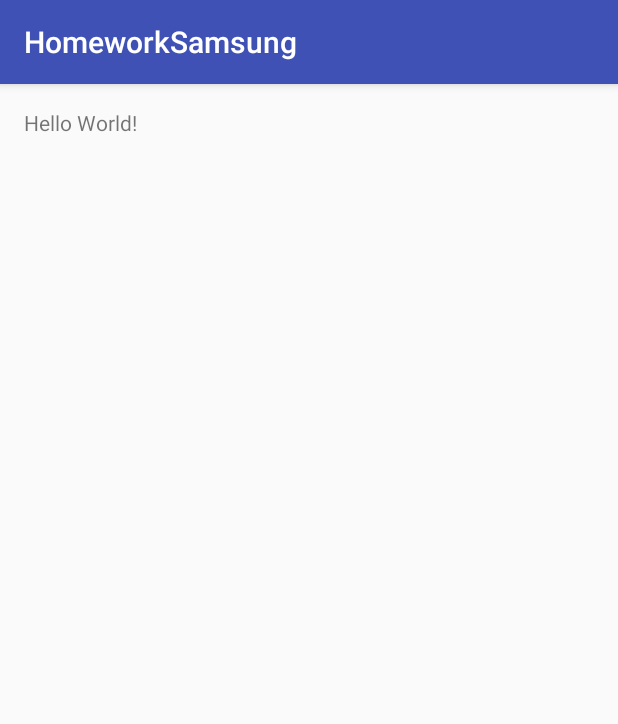
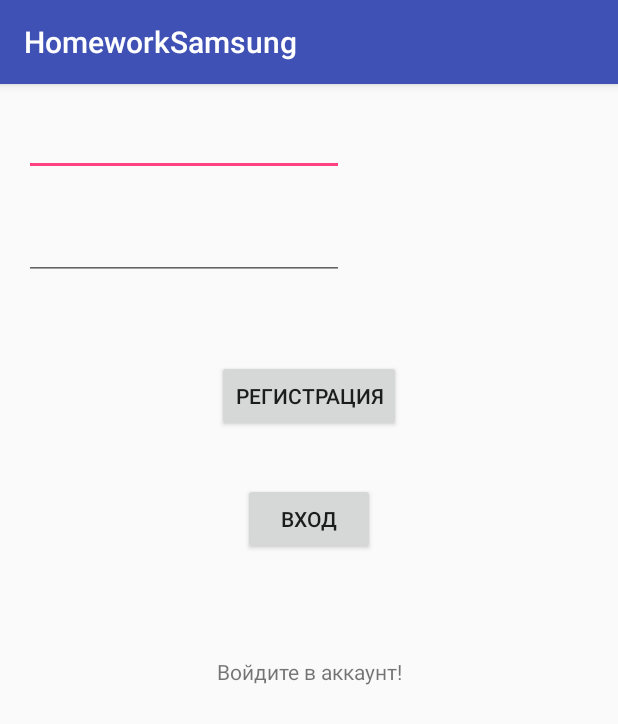
Before and after one commit to antoniten/Sterred, an Android app: the screen it shows after launch (MainActivity), on a phone screen of 412 x 824 dp. Shown: the top 724 px of the screen. Run offline under Robolectric (Android 15) with nearby library versions, the phone set to English and light mode, and no system bars.

Commit message:
дз с паролем, работает так себе, но всё-таки работает

```diff
--- a/app/src/main/java/program/homeworksamsung/MainActivity.java
+++ b/app/src/main/java/program/homeworksamsung/MainActivity.java
@@ -3,43 +3,56 @@ package program.homeworksamsung;
 import android.support.v7.app.AppCompatActivity;
 import android.os.Bundle;
 import android.util.Log;
+import android.view.View;
+import android.widget.Button;
+import android.widget.EditText;
+import android.widget.TextView;
 
-public class MainActivity extends AppCompatActivity {
+public class MainActivity extends AppCompatActivity implements View.OnClickListener {
+
+    private EditText email_edit;
+    private EditText password_edit;
+
+    private Button reg;
+    private Button log;
+
+    private TextView login;
+
+    private String email=null;
+    private String password=null;
 
     @Override
     protected void onCreate(Bundle savedInstanceState) {
         super.onCreate(savedInstanceState);
         setContentView(R.layout.activity_main);
-        Log.e("Create!", "Create!");
+
+        email_edit = (EditText) findViewById(R.id.editText);
+        password_edit = (EditText) findViewById(R.id.editText2);
+
+        login = (TextView) findViewById(R.id.textView);
+
+        reg = (Button) findViewById(R.id.button);
+        log = (Button) findViewById(R.id.button2);
+        reg.setOnClickListener(this);
+        log.setOnClickListener(this);
     }
+
     @Override
-    protected void onStart() {
-        super.onStart();
-        Log.e("Start!", "Start!");
-    }
-    @Override
-    protected void onRestart() {
-        super.onStart();
-        Log.e("Start!", "Start!");
-    }
-    @Override
-    protected void onResume() {
-        super.onStart();
-        Log.e("Resume", "Resume");
-    }
-    @Override
-    protected void onPause() {
-        super.onStart();
-        Log.e("Pause||", "Pause||");
-    }
-    @Override
-    protected void onStop() {
-        super.onStart();
-        Log.e("Stop", "Stop");
-    }
-    @Override
-    protected void onDestroy() {
-        super.onStart();
-        Log.e("Really ?", "Destroy(((");
+    public void onClick(View view) {
+
+        switch (view.getId()) {
+
+            case R.id.button:
+                email = email_edit.getText().toString();
+                password = password_edit.getText().toString();
+                break;
+
+            case R.id.button2:
+                if(password == "13") {
+                    Log.e("True_parol", "Good");
+
+                } else if(password == null) { { Log.e("Not_true_parol,but_why?", "Bad");}}
+                break;
+        }
     }
 }
--- a/app/src/main/res/layout/activity_main.xml
+++ b/app/src/main/res/layout/activity_main.xml
@@ -10,8 +10,53 @@
     android:paddingTop="@dimen/activity_vertical_margin"
     tools:context="program.homeworksamsung.MainActivity">
 
-    <TextView
+    <EditText
         android:layout_width="wrap_content"
         android:layout_height="wrap_content"
-        android:text="Hello World!" />
+        android:inputType="textEmailAddress"
+        android:ems="10"
+        android:layout_alignParentTop="true"
+
+        android:id="@+id/editText"
+         />
+
+    <EditText
+        android:layout_width="wrap_content"
+        android:layout_height="wrap_content"
+        android:inputType="textPassword"
+        android:ems="10"
+        android:layout_below="@+id/editText"
+
+        android:layout_marginTop="24dp"
+        android:id="@+id/editText2"
+       />
+
+    <Button
+        android:text="Регистрация"
+        android:layout_width="wrap_content"
+        android:layout_height="wrap_content"
+        android:layout_below="@+id/editText2"
+        android:layout_centerHorizontal="true"
+        android:layout_marginTop="53dp"
+        android:id="@+id/button" />
+
+    <TextView
+        android:layout_width="match_parent"
+        android:layout_height="wrap_content"
+        android:text="Войдите в аккаунт!"
+        android:gravity="center"
+        android:layout_marginTop="68dp"
+        android:id="@+id/textView"
+        android:layout_below="@+id/button2"
+         />
+
+    <Button
+        android:text="Вход"
+        android:layout_width="wrap_content"
+        android:layout_height="wrap_content"
+        android:layout_marginTop="34dp"
+        android:id="@+id/button2"
+        android:layout_below="@+id/button"
+        android:layout_centerHorizontal="true" />
+
 </RelativeLayout>
```
